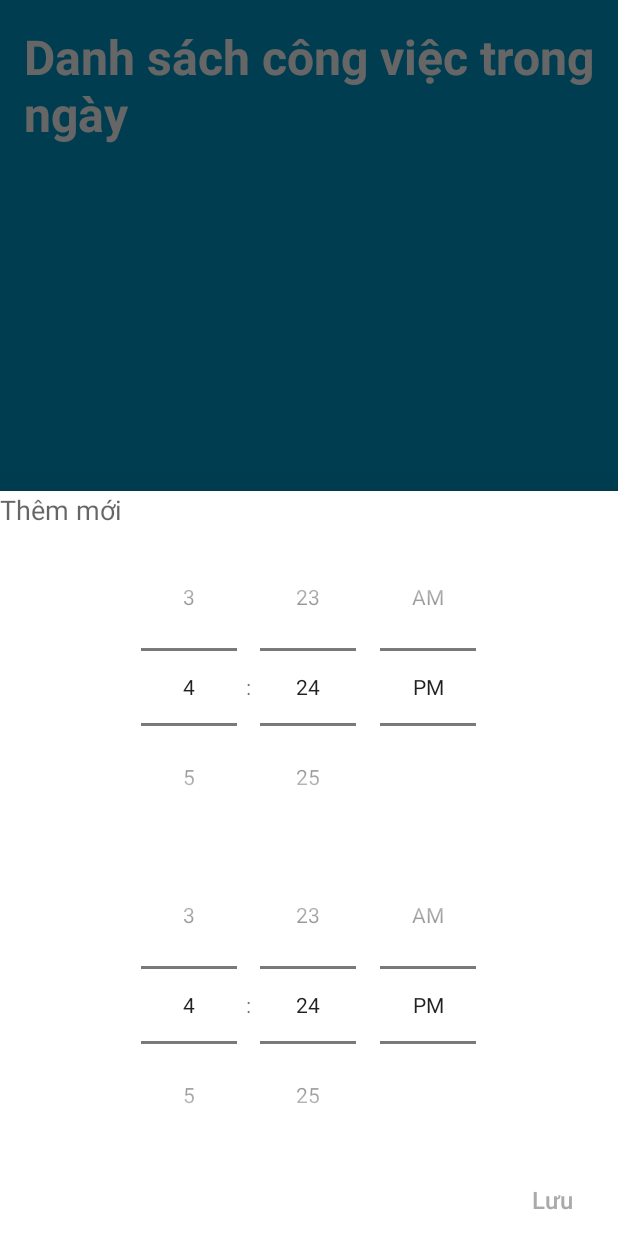
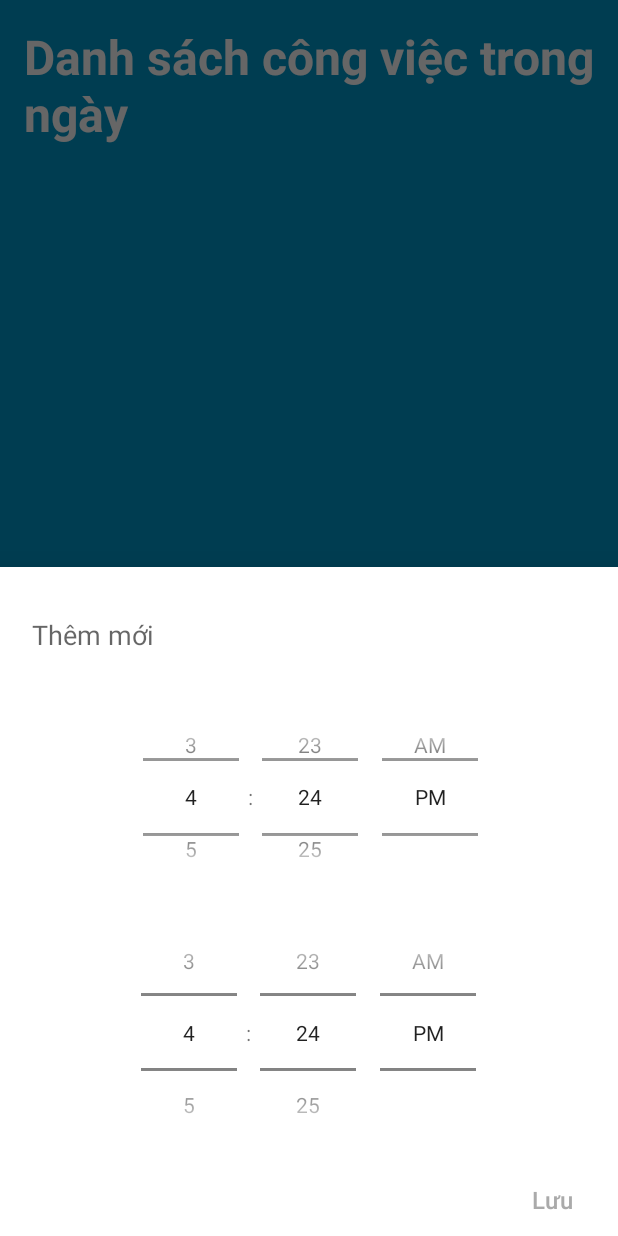
Before and after one commit to NgTuanDung029/BTL_Android_62TH2_TodoApp, an Android app: the fragment AddNewTask placed in its activity, on a phone screen of 412 x 824 dp. Run offline under Robolectric (Android 15) with nearby library versions, the phone set to English and light mode, and no system bars.

Commit message:
Hoàn thành

```diff
--- a/TodoApp/app/src/main/res/layout/activity_laucher.xml
+++ b/TodoApp/app/src/main/res/layout/activity_laucher.xml
@@ -5,7 +5,7 @@
     xmlns:app="http://schemas.android.com/apk/res-auto"
     android:layout_width="match_parent"
     android:layout_height="match_parent"
-    android:background="@android:color/holo_blue_bright"
+    android:background="#87CEEB"
     tools:context=".Laucher">
 
 
@@ -19,7 +19,7 @@
         android:layout_width="200dp"
         android:layout_height="200dp"
         android:layout_centerInParent="true"
-        android:src="@drawable/iconmicrosoft" />
+        android:src="@drawable/logo" />
 
     <Button
         android:id="@+id/loginButton"
--- a/TodoApp/app/src/main/res/layout/new_task.xml
+++ b/TodoApp/app/src/main/res/layout/new_task.xml
@@ -1,34 +1,44 @@
 <RelativeLayout xmlns:android="http://schemas.android.com/apk/res/android"
     android:layout_width="match_parent"
     android:layout_height="wrap_content">
+
     <EditText
         android:id="@+id/newTaskText"
-        android:layout_width="match_parent"
-        android:layout_height="wrap_content"
+        android:layout_width="369dp"
+        android:layout_height="72dp"
+        android:layout_alignParentTop="true"
+        android:layout_centerHorizontal="true"
+        android:layout_marginTop="9dp"
         android:background="@null"
-        android:textAppearance="@style/TextAppearance.AppCompat.Medium"
-        android:hint="Thêm mới">
-    </EditText>
+        android:hint="Thêm mới"
+        android:textAppearance="@style/TextAppearance.AppCompat.Medium"></EditText>
+
     <TimePicker
         android:id="@+id/startTimePicker"
-        android:layout_width="match_parent"
-        android:layout_height="wrap_content"
+        android:layout_width="366dp"
+        android:layout_height="136dp"
+        android:layout_below="@id/newTaskText"
+        android:layout_alignParentStart="true"
+        android:layout_centerHorizontal="true"
+        android:layout_marginStart="24dp"
+        android:layout_marginTop="4dp"
         android:background="@null"
-        android:layout_below="@id/newTaskText"
+        android:hint="Thời gian bắt đầu"
         android:textAppearance="@style/TextAppearance.AppCompat.Medium"
-        android:timePickerMode="spinner"
-        android:hint="Thời gian bắt đầu">
-    </TimePicker>
+        android:timePickerMode="spinner"></TimePicker>
+
     <TimePicker
         android:id="@+id/endTimePicker"
-        android:layout_width="match_parent"
-        android:layout_height="wrap_content"
+        android:layout_width="372dp"
+        android:layout_height="175dp"
+        android:layout_below="@id/startTimePicker"
+        android:layout_centerHorizontal="true"
+        android:layout_marginTop="1dp"
         android:background="@null"
-        android:layout_below="@id/startTimePicker"
+        android:hint="Thời gian bắt đầu"
         android:textAppearance="@style/TextAppearance.AppCompat.Medium"
-        android:timePickerMode="spinner"
-        android:hint="Thời gian bắt đầu">
-    </TimePicker>
+        android:timePickerMode="spinner"></TimePicker>
+
     <Button
         android:id="@+id/newTaskButton"
         android:layout_width="wrap_content"
```
Also changed, not shown: TodoApp/app/src/main/res/layout/activity_login.xml (+7 -3 lines), TodoApp/app/src/main/res/layout/activity_signup.xml (+7 -3 lines), TodoApp/app/src/main/res/layout/task_layout.xml (+22 -15 lines), TodoApp/app/src/main/res/drawable/logo.png (added).
